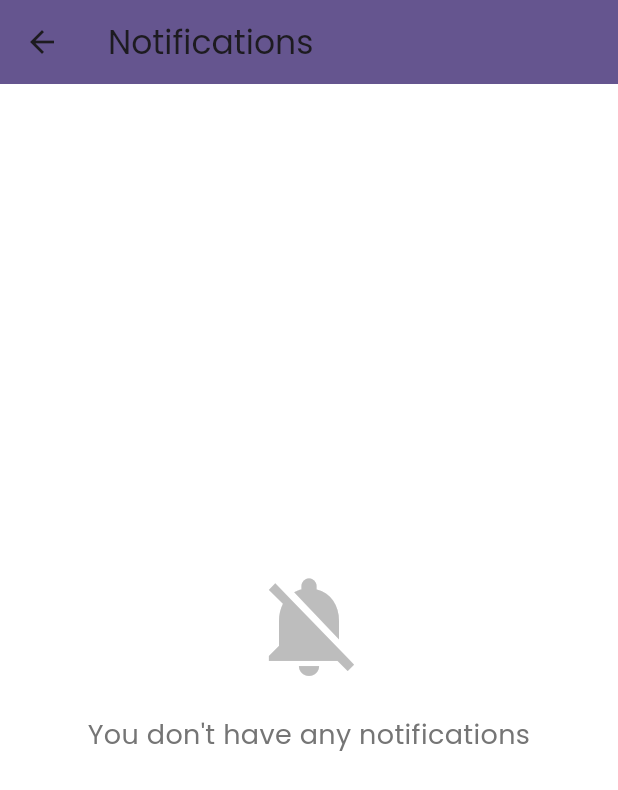
After one commit to kyriakoskat/noteme, a Flutter app: the NotificationPage screen opened by its route, on a phone screen of 412 x 824 dp. The commit adds this screen. Shown: the top 790 px of the screen. Run offline on Flutter 3.47's test engine with Material 3 defaults, Android fonts, the phone set to English and light mode, and no system bars; our stand-ins replace cloud_firestore, firebase_auth, firebase_core, firebase_storage, flutter_rating_bar, google_fonts and 2 more; missing offline and left inert: mobile_scanner; accounts and stored records are empty.

Commit message:
notifications

```diff
--- a/lib/main.dart
+++ b/lib/main.dart
@@ -10,7 +10,7 @@ import 'screens/all_courses_page.dart';
 import 'screens/subject_notebooks_page.dart';
 import 'package:firebase_auth/firebase_auth.dart';
 import 'screens/friends_page.dart';
-
+import 'screens/notification_page.dart';
 
 void main() async {
   WidgetsFlutterBinding.ensureInitialized();
@@ -40,6 +40,7 @@ class MyApp extends StatelessWidget {
         '/create-account': (context) => CreateAccountPage(),
         '/home': (context) => HomePage(),
         '/friends': (context) => FriendsPage(), // Add this route
+      	'/notifications': (context) => NotificationPage()
       },
       onGenerateRoute: _generateRoute,
     );
--- /dev/null
+++ b/lib/screens/notification_page.dart
@@ -0,0 +1,45 @@
+// notification_page.dart
+
+import 'package:flutter/material.dart';
+import 'package:google_fonts/google_fonts.dart';
+
+class NotificationPage extends StatelessWidget {
+  @override
+  Widget build(BuildContext context) {
+    return Scaffold(
+      backgroundColor: Colors.white, // Match HomePage background
+      appBar: AppBar(
+        title: Text(
+          "Notifications",
+          style: GoogleFonts.poppins(), // Use the same font
+        ),
+        backgroundColor: Color(0xFF65558F), // Match HomePage AppBar color
+        elevation: 0, // Optional: Remove AppBar shadow for a cleaner look
+      ),
+      body: SafeArea(
+        child: Center(
+          child: Column(
+            mainAxisAlignment: MainAxisAlignment.center,
+            children: [
+              // Optional: Add an icon above the message
+              Icon(
+                Icons.notifications_off,
+                size: 80,
+                color: Colors.grey[400],
+              ),
+              SizedBox(height: 20),
+              Text(
+                "You don't have any notifications",
+                textAlign: TextAlign.center,
+                style: GoogleFonts.poppins(
+                  fontSize: 18,
+                  color: Colors.grey[600], // Subtle grey color for the message
+                ),
+              ),
+            ],
+          ),
+        ),
+      ),
+    );
+  }
+}
```
